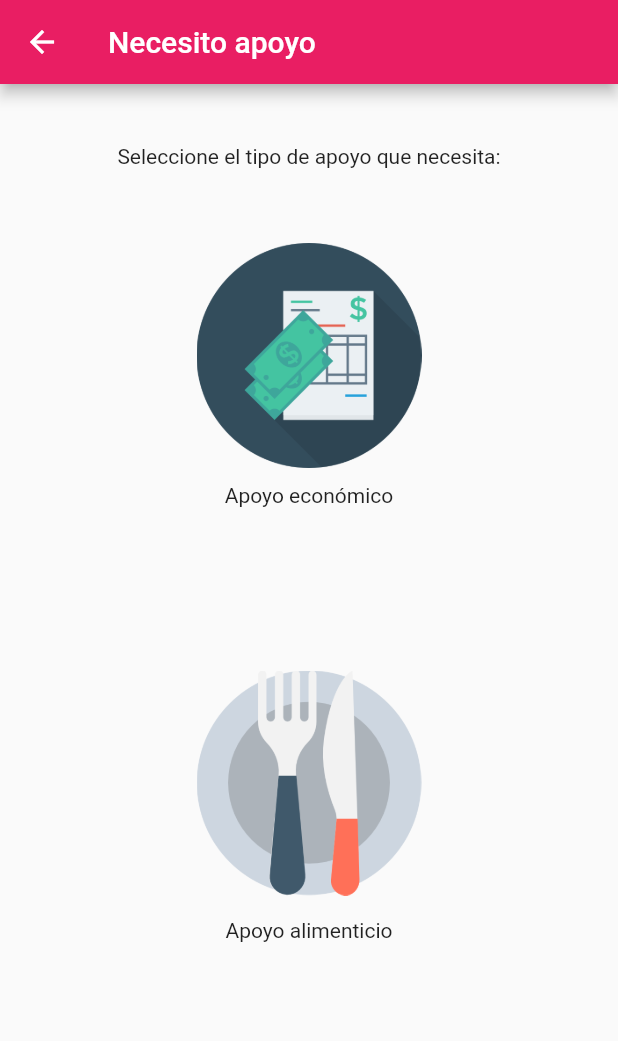
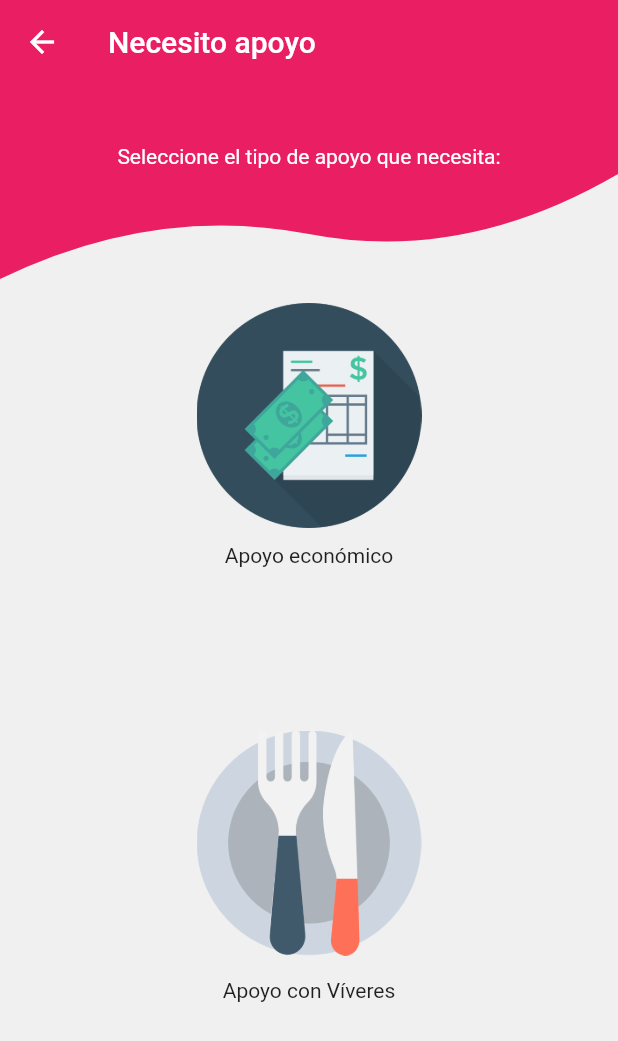
Before and after one commit to victorcastro/upuc, a Flutter app: the RegisterScreen screen opened directly, after a tap on "Siguiente", on a phone screen of 412 x 824 dp. Shown: the top 1041 px of the screen. Run offline on Flutter 3.47's test engine with Material 2 defaults, Android fonts, the light colour scheme and no system bars.

Commit message:
Improve design and add Screen Product

```diff
--- a/lib/components/customShapeClipper.dart
+++ b/lib/components/customShapeClipper.dart
@@ -10,7 +10,7 @@ class CustomShapeClipper extends CustomClipper<Path> {
     var firstControlPoint = Offset(size.width * 0.25, size.height - 50);
     path.quadraticBezierTo(firstControlPoint.dx, firstControlPoint.dy, fistEndpoint.dx, fistEndpoint.dy);
 
-    var SecondEndpoint = Offset(size.width, size.height - 80);
+    var SecondEndpoint = Offset(size.width, size.height - 70);
     var SecondControlPoint = Offset(size.width * 0.75, size.height - 10);
     path.quadraticBezierTo(SecondControlPoint.dx, SecondControlPoint.dy, SecondEndpoint.dx, SecondEndpoint.dy);
 
--- a/lib/register.dart
+++ b/lib/register.dart
@@ -1,4 +1,5 @@
 import 'package:flutter/material.dart';
+import 'package:upuc/components/customShapeClipper.dart';
 import 'package:upuc/typecare.dart';
 
 class RegisterScreen extends StatelessWidget {
@@ -7,17 +8,28 @@ class RegisterScreen extends StatelessWidget {
   Widget build(BuildContext context) {
     return Scaffold(
       appBar: AppBar(
-        title: Text('Formato de registro'),
+        title: Text('Solicitar apoyo'),
+        elevation: 0,
       ),
-      body: Padding(
-        padding: EdgeInsets.symmetric(horizontal: 20, vertical: 40),
-        child: SingleChildScrollView(
+      backgroundColor: Color(0xFFF0F0F0),
+      resizeToAvoidBottomPadding: false,
+      body: Stack(
+        children: [
+          ClipPath(
+            clipper: CustomShapeClipper(),
+            child: Container(height: 130, color: Colors.pink),
+          ),
+          Padding(
+            padding: const EdgeInsets.all(20.0),
+            child: Column(
+              children: [
+                Text('Déjanos tus datos y nos podremos en contacto contigo para brindarte la ayuda que necesitas', style: TextStyle(color: Colors.white, height: 1.7), textAlign: TextAlign.center),
+                Padding(padding: EdgeInsets.all(50)),
+                SingleChildScrollView(
                   scrollDirection: Axis.vertical,
                   reverse: true,
                   child: Column(
                     children: [
-              Text('Completa todos los campos que se detallan a continuación:'),
-              Padding(padding: EdgeInsets.all(20)),
                       TextFormField(
                         decoration: const InputDecoration(
                           icon: Icon(Icons.person),
@@ -33,6 +45,7 @@ class RegisterScreen extends StatelessWidget {
                       ),
                       Padding(padding: EdgeInsets.all(10)),
                       TextFormField(
+                        keyboardType: TextInputType.number,
                         decoration: const InputDecoration(
                           icon: Icon(Icons.card_travel),
                           labelText: 'DNI o CE',
@@ -49,6 +62,11 @@ class RegisterScreen extends StatelessWidget {
                     ],
                   ),
                 ),
+              ]
+            )
+          ),
+
+        ]
       ),
       floatingActionButton: FloatingActionButton.extended(
         onPressed: () {
@@ -57,7 +75,9 @@ class RegisterScreen extends StatelessWidget {
             MaterialPageRoute(builder: (context) => TypeCareScreen()),
           );
         },
-        label: Text('Siguiente'),
+        label: Row(
+          children: [Text("Siguiente "), Icon(Icons.arrow_forward)],
+        ),
         backgroundColor: Colors.pink,
       ),
     );
--- a/lib/thanks.dart
+++ b/lib/thanks.dart
@@ -7,7 +7,7 @@ class ThanksScreen extends StatelessWidget {
   @override
   Widget build(BuildContext context) {
     return Scaffold(
-
+      backgroundColor: Color(0xFFF0F0F0),
       body: Padding(
         padding: const EdgeInsets.all(35.0),
         child: Center(
--- a/lib/typecare.dart
+++ b/lib/typecare.dart
@@ -1,4 +1,6 @@
 import 'package:flutter/material.dart';
+import 'package:upuc/components/customShapeClipper.dart';
+import 'package:upuc/screens/products.dart';
 import 'package:upuc/thanks.dart';
 
 class TypeCareScreen extends StatelessWidget {
@@ -8,16 +10,24 @@ class TypeCareScreen extends StatelessWidget {
     return Scaffold(
       appBar: AppBar(
         title: Text('Necesito apoyo'),
+        elevation: 0,
       ),
-      body: Padding(
+      backgroundColor: Color(0xFFF0F0F0),
+      body: Stack(
+        children: [
+          ClipPath(
+            clipper: CustomShapeClipper(),
+            child: Container(height: 130, color: Colors.pink),
+          ),
+          Padding(
             padding: EdgeInsets.symmetric(horizontal: 20, vertical: 40),
             child: SingleChildScrollView(
               scrollDirection: Axis.vertical,
               reverse: true,
               child: Column(
                 children: [
-              Text('Seleccione el tipo de apoyo que necesita:'),
-              Padding(padding: EdgeInsets.all(20)),
+                  Text('Seleccione el tipo de apoyo que necesita:', style: TextStyle(color: Colors.white),),
+                  Padding(padding: EdgeInsets.only(bottom: 80)),
                   Center(
                     child: Column(
                       children: [
@@ -44,12 +54,12 @@ class TypeCareScreen extends StatelessWidget {
                           onPressed: () {
                             Navigator.push(
                               context,
-                          MaterialPageRoute(builder: (context) => ThanksScreen()),
+                              MaterialPageRoute(builder: (context) => ProductsScreen()),
                             );
                           },
                           child: Image.asset('assets/images/comida.png', width: 150,),
                         ),
-                    Text('Apoyo alimenticio'),
+                        Text('Apoyo con Víveres'),
                       ],
                     )
                   ),
@@ -57,6 +67,8 @@ class TypeCareScreen extends StatelessWidget {
               ),
             ),
           ),
+        ]
+      )
     );
   }
 }
--- a/pubspec.yaml
+++ b/pubspec.yaml
@@ -52,6 +52,12 @@ flutter:
     - assets/images/panda.png
     - assets/images/panda.jpg
     - assets/images/innova-pueblo-libre.jpg
+    - assets/images/prod-bebes.jpg
+    - assets/images/prod-covid.jpg
+    - assets/images/prod-higiene.jpg
+    - assets/images/prod-medicinas.jpg
+    - assets/images/prod-ropa.jpg
+    - assets/images/prod-viveres.jpg
 
   # An image asset can refer to one or more resolution-specific "variants", see
   # https://flutter.dev/assets-and-images/#resolution-aware.
```
Also changed, not shown: lib/main.dart (+8 -4 lines), lib/screens/products.dart (added, +52 -0 lines), assets/images/prod-bebes.jpg (added), assets/images/prod-covid.jpg (added), assets/images/prod-higiene.jpg (added), assets/images/prod-medicinas.jpg (added), assets/images/prod-ropa.jpg (added), assets/images/prod-viveres.jpg (added). Lines whose indentation alone changed are shown as unchanged.
